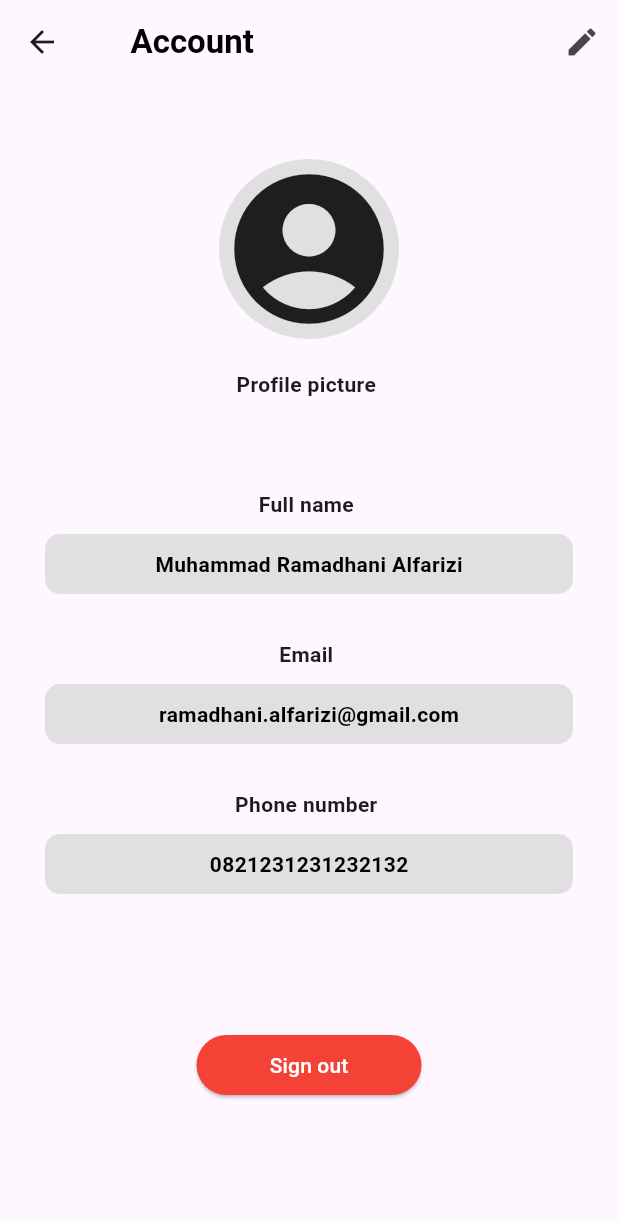
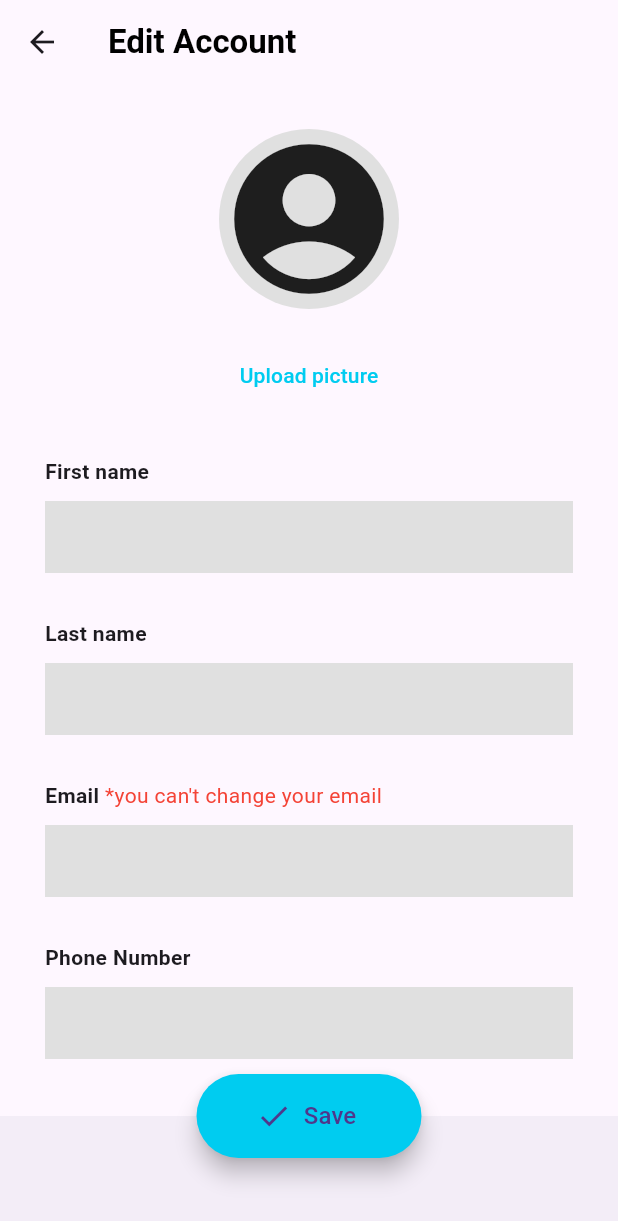
Before and after one commit to ramadhanialfarizi/G-parking, a Flutter app: the AccountScreen screen opened directly, after a tap on the "edit" icon, on a phone screen of 412 x 824 dp. Shown: the top 1221 px of the screen. Run offline on Flutter 3.47's test engine with Material 2 defaults, Android fonts, the phone set to English and light mode, and no system bars; our stand-ins replace email_validator.

Commit message:
add update profile screen

```diff
--- /dev/null
+++ b/lib/handler/auth_handler.dart
@@ -0,0 +1 @@
+class AuthHandler {}
--- a/lib/main.dart
+++ b/lib/main.dart
@@ -2,6 +2,7 @@ import 'package:flutter/cupertino.dart';
 import 'package:flutter/material.dart';
 import 'package:g_parking/handler/signin_provider.dart';
 import 'package:g_parking/handler/signup_provider.dart';
+import 'package:g_parking/pages/edit_account.dart';
 import 'package:g_parking/pages/home_screen.dart';
 import 'package:g_parking/pages/signin_screen.dart';
 import 'package:g_parking/pages/signup_screen.dart';
@@ -60,6 +61,9 @@ class MyApp extends StatelessWidget {
           case '/home':
             return CupertinoPageRoute(
                 builder: (_) => const HomeScreen(), settings: settings);
+          case '/edit-account':
+            return CupertinoPageRoute(
+                builder: (_) => const EditAccountScreen(), settings: settings);
         }
         return null;
       },
--- /dev/null
+++ b/lib/pages/edit_account.dart
@@ -0,0 +1,192 @@
+import 'package:flutter/material.dart';
+
+class EditAccountScreen extends StatefulWidget {
+  const EditAccountScreen({super.key});
+
+  @override
+  State<EditAccountScreen> createState() => _EditAccountScreenState();
+}
+
+class _EditAccountScreenState extends State<EditAccountScreen> {
+  @override
+  Widget build(BuildContext context) {
+    return Scaffold(
+      appBar: AppBar(
+        elevation: 0,
+        backgroundColor: Colors.transparent,
+        centerTitle: false,
+        title: Text(
+          'Edit Account',
+          style: TextStyle(color: Colors.black, fontWeight: FontWeight.bold),
+        ),
+      ),
+      body: SingleChildScrollView(
+        child: SafeArea(
+          child: Center(
+            child: Padding(
+              padding: const EdgeInsets.all(30.0),
+              child: Column(
+                children: [
+                  Container(
+                    width: 120,
+                    height: 120,
+                    decoration: BoxDecoration(
+                      shape: BoxShape.circle,
+                      color: Color.fromARGB(255, 224, 224, 224),
+                    ),
+                    child: FittedBox(
+                      child: Icon(
+                        Icons.account_circle,
+                        //size: 100,
+                      ),
+                    ),
+                  ),
+                  const SizedBox(
+                    height: 20,
+                  ),
+                  TextButton(
+                    onPressed: () {},
+                    child: Text('Upload picture'),
+                    style: TextButton.styleFrom(
+                      foregroundColor:
+                          const Color.fromARGB(255, 0, 204, 240), // Text Color
+                    ),
+                  ),
+                  const SizedBox(
+                    height: 30,
+                  ),
+                  Form(
+                    //key: ,
+                    child: Column(
+                      crossAxisAlignment: CrossAxisAlignment.start,
+                      children: [
+                        const Text(
+                          'First name',
+                          style: TextStyle(
+                            fontWeight: FontWeight.bold,
+                          ),
+                        ),
+                        const SizedBox(
+                          height: 10,
+                        ),
+                        TextFormField(
+                          decoration: InputDecoration(
+                            filled: true,
+                            fillColor: Color.fromARGB(255, 224, 224, 224),
+                            border: InputBorder.none,
+                          ),
+                        ),
+                        const SizedBox(
+                          height: 30,
+                        ),
+                        const Text(
+                          'Last name',
+                          style: TextStyle(
+                            fontWeight: FontWeight.bold,
+                          ),
+                        ),
+                        const SizedBox(
+                          height: 10,
+                        ),
+                        TextFormField(
+                          //style: TextStyle(fontSize: 10),
+                          decoration: InputDecoration(
+                            filled: true,
+                            fillColor: Color.fromARGB(255, 224, 224, 224),
+                            border: InputBorder.none,
+                          ),
+                        ),
+                        const SizedBox(
+                          height: 30,
+                        ),
+                        Row(
+                          children: [
+                            const Text(
+                              'Email ',
+                              style: TextStyle(
+                                fontWeight: FontWeight.bold,
+                              ),
+                            ),
+                            const Text(
+                              '*you can\'t change your email',
+                              style: TextStyle(color: Colors.red),
+                            ),
+                          ],
+                        ),
+                        const SizedBox(
+                          height: 10,
+                        ),
+                        TextFormField(
+                          readOnly: true,
+                          decoration: InputDecoration(
+                            filled: true,
+                            fillColor: Color.fromARGB(255, 224, 224, 224),
+                            border: InputBorder.none,
+                          ),
+                        ),
+                        const SizedBox(
+                          height: 30,
+                        ),
+                        const Text(
+                          'Phone Number',
+                          style: TextStyle(
+                            fontWeight: FontWeight.bold,
+                          ),
+                        ),
+                        const SizedBox(
+                          height: 10,
+                        ),
+                        TextFormField(
+                          decoration: InputDecoration(
+                            filled: true,
+                            fillColor: Color.fromARGB(255, 224, 224, 224),
+                            border: InputBorder.none,
+                          ),
+                        ),
+                        const SizedBox(
+                          height: 30,
+                        ),
+                      ],
+                    ),
+                  ),
+                ],
+              ),
+            ),
+          ),
+        ),
+      ),
+      bottomNavigationBar: const BottomAppBar(
+        elevation: 0.0,
+        child: SizedBox(
+          height: 60,
+        ),
+      ),
+      floatingActionButton: SizedBox(
+        width: 150,
+        child: FloatingActionButton.extended(
+          icon: Icon(Icons.check),
+          label: const Text(
+            'Save',
+            style: TextStyle(
+              fontSize: 16,
+            ),
+          ),
+          backgroundColor: const Color.fromARGB(255, 0, 204, 240),
+          shape:
+              RoundedRectangleBorder(borderRadius: BorderRadius.circular(100)),
+          onPressed: () {
+            Navigator.pop(context);
+
+            ScaffoldMessenger.of(context).showSnackBar(
+              const SnackBar(
+                content: Text('Edit Saved'),
+                duration: Duration(milliseconds: 800),
+              ),
+            );
+          },
+        ),
+      ),
+      floatingActionButtonLocation: FloatingActionButtonLocation.centerDocked,
+    );
+  }
+}
--- a/lib/pages/widget/account.dart
+++ b/lib/pages/widget/account.dart
@@ -25,7 +25,9 @@ class _AccountScreenState extends State<AccountScreen> {
         ),
         actions: [
           IconButton(
-            onPressed: () {},
+            onPressed: () {
+              Navigator.of(context).pushNamed('/edit-account');
+            },
             icon: Icon(Icons.edit),
           ),
         ],
--- /dev/null
+++ b/lib/pages/widget/delete_history_allert.dart
@@ -0,0 +1,59 @@
+import 'package:flutter/material.dart';
+
+class DeleteHistoryAllert extends StatelessWidget {
+  const DeleteHistoryAllert({super.key});
+
+  @override
+  Widget build(BuildContext context) {
+    return Padding(
+      padding: const EdgeInsets.all(40),
+      child: Column(
+        children: [
+          Image.asset('assets/images/deleted_ilustration.png'),
+          const SizedBox(
+            height: 20,
+          ),
+          Text(
+            'Are you sure want to delete history?',
+            style: TextStyle(fontWeight: FontWeight.bold),
+          ),
+          const SizedBox(
+            height: 50,
+          ),
+          Row(
+            children: [
+              Expanded(
+                child: TextButton(
+                  child: Text(
+                    'cancel',
+                    style: TextStyle(color: Colors.red),
+                  ),
+                  onPressed: () {
+                    Navigator.pop(context);
+                  },
+                ),
+              ),
+              Expanded(
+                child: ElevatedButton(
+                  onPressed: () {
+                    Navigator.pop(context);
+                  },
+                  child: Text(
+                    'Delete',
+                    style: TextStyle(
+                        fontWeight: FontWeight.bold, color: Colors.white),
+                  ),
+                  style: ButtonStyle(
+                    backgroundColor: MaterialStateProperty.all<Color>(
+                      Color.fromARGB(255, 0, 204, 240),
+                    ),
+                  ),
+                ),
+              )
+            ],
+          ),
+        ],
+      ),
+    );
+  }
+}
--- a/lib/pages/widget/history.dart
+++ b/lib/pages/widget/history.dart
@@ -1,4 +1,5 @@
 import 'package:flutter/material.dart';
+import 'package:g_parking/pages/widget/delete_history_allert.dart';
 
 class HistoryScreen extends StatefulWidget {
   const HistoryScreen({super.key});
@@ -26,7 +27,16 @@ class _HistoryScreenState extends State<HistoryScreen> {
           Padding(
             padding: const EdgeInsets.only(right: 15.0),
             child: TextButton(
-              onPressed: () {},
+              onPressed: () {
+                showModalBottomSheet(
+                  shape: const RoundedRectangleBorder(
+                      borderRadius: BorderRadius.vertical(
+                    top: Radius.circular(10),
+                  )),
+                  context: context,
+                  builder: (context) => const DeleteHistoryAllert(),
+                );
+              },
               child: Text(
                 'Clear history?',
                 style: TextStyle(
```
Also changed, not shown: assets/images/deleted_ilustration.png (added).
